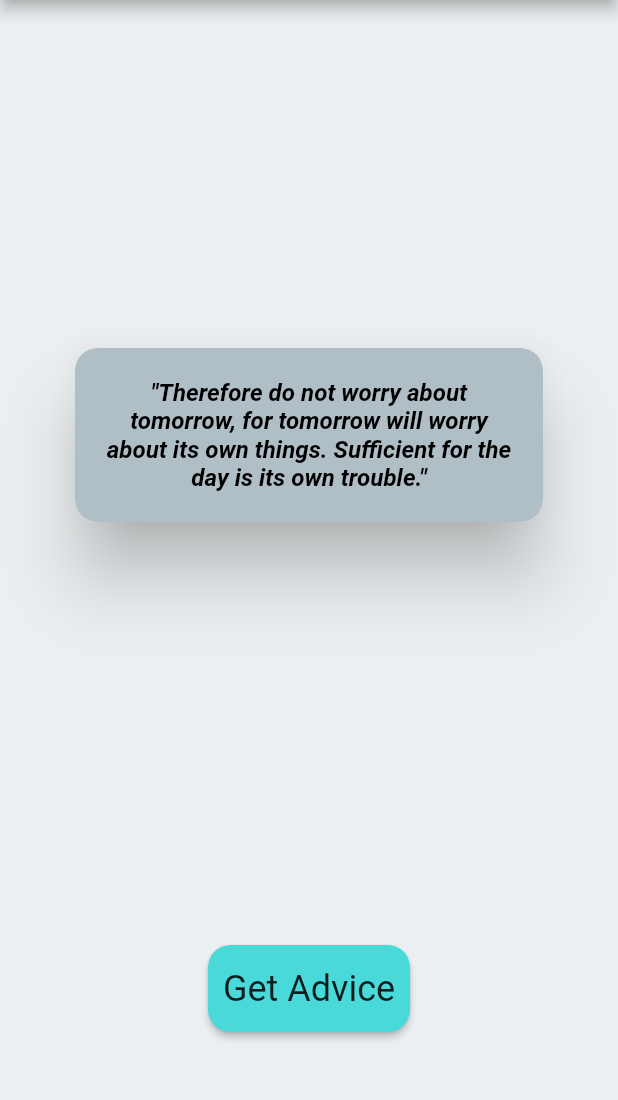
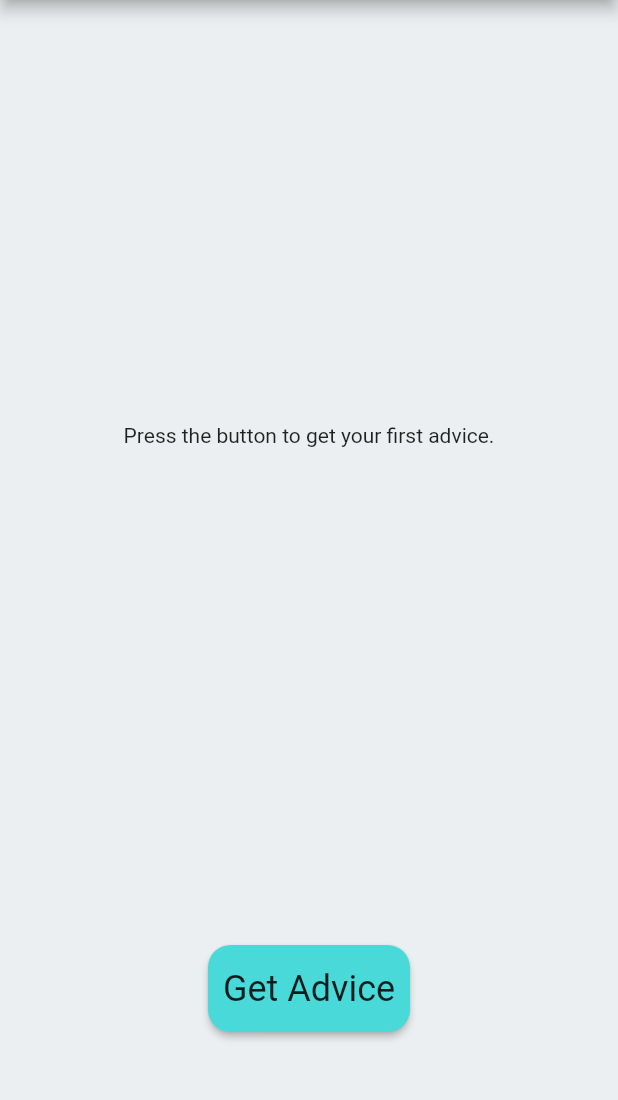
Before and after one commit to Cyrille-Dakhlia/advicer, a Flutter app: the screen it shows after launch, on a phone screen of 412 x 824 dp, the part 84-1184 px from its top. Run offline on Flutter 3.47's test engine with Material 2 defaults, Android fonts, the phone set to English and light mode, and no system bars; our stand-ins replace flutter_bloc; Roboto replaces fonts that are missing (Rubik).

Commit message:
feat: add adviser bloc

```diff
--- a/lib/2_application/pages/adviser/adviser_page.dart
+++ b/lib/2_application/pages/adviser/adviser_page.dart
@@ -1,9 +1,22 @@
 import 'package:adviser/2_application/core/services/theme_service.dart';
+import 'package:adviser/2_application/pages/adviser/bloc/adviser_bloc.dart';
 import 'package:adviser/2_application/pages/adviser/widgets/advice_field.dart';
 import 'package:adviser/2_application/pages/adviser/widgets/custom_button.dart';
 import 'package:adviser/2_application/pages/adviser/widgets/error_message.dart';
 import 'package:flutter/material.dart';
-import 'package:provider/provider.dart';
+import 'package:flutter_bloc/flutter_bloc.dart';
+
+class AdviserPageWrapperProvider extends StatelessWidget {
+  const AdviserPageWrapperProvider({super.key});
+
+  @override
+  Widget build(BuildContext context) {
+    return BlocProvider(
+      create: (context) => AdviserBloc(),
+      child: const AdviserPage(),
+    );
+  }
+}
 
 class AdviserPage extends StatelessWidget {
   const AdviserPage({super.key});
@@ -25,25 +38,42 @@ class AdviserPage extends StatelessWidget {
           ),
         ],
       ),
-      body: const Padding(
-        padding: EdgeInsets.symmetric(horizontal: 50, vertical: 50),
+      body: Padding(
+        padding: const EdgeInsets.symmetric(horizontal: 50, vertical: 50),
         child: Column(
           children: [
             Expanded(
               child: Center(
-                child: AdviceField(
-                    advice:
-                        'Therefore do not worry about tomorrow, for tomorrow will worry about its own things. Sufficient for the day is its own trouble.'),
-                // child: ErrorMessage(message: 'oups, something\' got wrong!'),
-/*                 child: CircularProgressIndicator(
-                  color: themeData.colorScheme.secondary,
+                child: BlocBuilder<AdviserBloc, AdviserState>(
+                  builder: (context, state) {
+                    if (state is AdviserInitial) {
+                      return Text(
+                        'Press the button to get your first advice.',
+                        style: themeData.textTheme.bodyMedium,
+                      );
+                    } else if (state is AdviserLoadInProgress) {
+                      return CircularProgressIndicator(
+                        color: themeData.colorScheme.secondary,
+                      );
+                    } else if (state is AdviserLoadSuccess) {
+                      return AdviceField(advice: state.advice);
+                    } else if (state is AdviserLoadFailure) {
+                      debugPrint(state.message);
+                      return const ErrorMessage(
+                          message: 'Hmmm, something\'s got wrong!');
+                    } else {
+                      return const SizedBox.shrink();
+                    }
+                  },
                 ),
- */
               ),
             ),
-            SizedBox(height: 100),
-            CustomButton(),
-            SizedBox(height: 30),
+            const SizedBox(height: 100),
+            CustomButton(
+              onPressed: () =>
+                  context.read<AdviserBloc>().add(AdviserRequestPressed()),
+            ),
+            const SizedBox(height: 30),
           ],
         ),
       ),
--- /dev/null
+++ b/lib/2_application/pages/adviser/bloc/adviser_bloc.dart
@@ -0,0 +1,25 @@
+import 'dart:async';
+import 'package:flutter/material.dart';
+import 'package:flutter_bloc/flutter_bloc.dart';
+
+part 'adviser_event.dart';
+part 'adviser_state.dart';
+
+class AdviserBloc extends Bloc<AdviserEvent, AdviserState> {
+  AdviserBloc() : super(AdviserInitial()) {
+    on<AdviserRequestPressed>(_onRequestPressed);
+  }
+
+  FutureOr<void> _onRequestPressed(event, emit) async {
+    emit(AdviserLoadInProgress());
+    // we temporarily simulate business logic here
+    debugPrint('Retrieving advice...');
+    await Future.delayed(const Duration(seconds: 3));
+    debugPrint('Advice retrieved.');
+
+    emit(AdviserLoadSuccess(
+        advice: 'Fake advice fasely retrieved from fake API.'));
+
+    // emit(AdviserLoadFailure(message: 'Fake error message.'));
+  }
+}
--- /dev/null
+++ b/lib/2_application/pages/adviser/bloc/adviser_event.dart
@@ -0,0 +1,6 @@
+part of 'adviser_bloc.dart';
+
+@immutable
+sealed class AdviserEvent {}
+
+final class AdviserRequestPressed extends AdviserEvent {}
--- /dev/null
+++ b/lib/2_application/pages/adviser/bloc/adviser_state.dart
@@ -0,0 +1,20 @@
+part of 'adviser_bloc.dart';
+
+@immutable
+sealed class AdviserState {}
+
+final class AdviserInitial extends AdviserState {}
+
+final class AdviserLoadInProgress extends AdviserState {}
+
+final class AdviserLoadSuccess extends AdviserState {
+  final String advice;
+
+  AdviserLoadSuccess({required this.advice});
+}
+
+final class AdviserLoadFailure extends AdviserState {
+  final String message;
+
+  AdviserLoadFailure({required this.message});
+}
--- a/lib/2_application/pages/adviser/widgets/custom_button.dart
+++ b/lib/2_application/pages/adviser/widgets/custom_button.dart
@@ -1,13 +1,14 @@
 import 'package:flutter/material.dart';
 
 class CustomButton extends StatelessWidget {
-  const CustomButton({super.key});
+  final void Function() onPressed;
+  const CustomButton({super.key, required this.onPressed});
 
   @override
   Widget build(BuildContext context) {
     final themeData = Theme.of(context);
     return ElevatedButton(
-      onPressed: () => debugPrint('custom button pressed'),
+      onPressed: onPressed,
       style: ButtonStyle(
         shape: MaterialStatePropertyAll(
           RoundedRectangleBorder(
--- a/lib/main.dart
+++ b/lib/main.dart
@@ -23,7 +23,7 @@ class MainApp extends StatelessWidget {
               themeService.isDarkModeOn ? ThemeMode.dark : ThemeMode.light,
           theme: AppTheme.lightTheme,
           darkTheme: AppTheme.darkTheme,
-          home: const AdviserPage(),
+          home: const AdviserPageWrapperProvider(),
         );
       },
     );
--- a/pubspec.yaml
+++ b/pubspec.yaml
@@ -9,6 +9,7 @@ environment:
 dependencies:
   flutter:
     sdk: flutter
+  flutter_bloc: ^8.1.3
   provider: ^6.0.5
 
 dev_dependencies:
```
Also changed, not shown: pubspec.lock.
